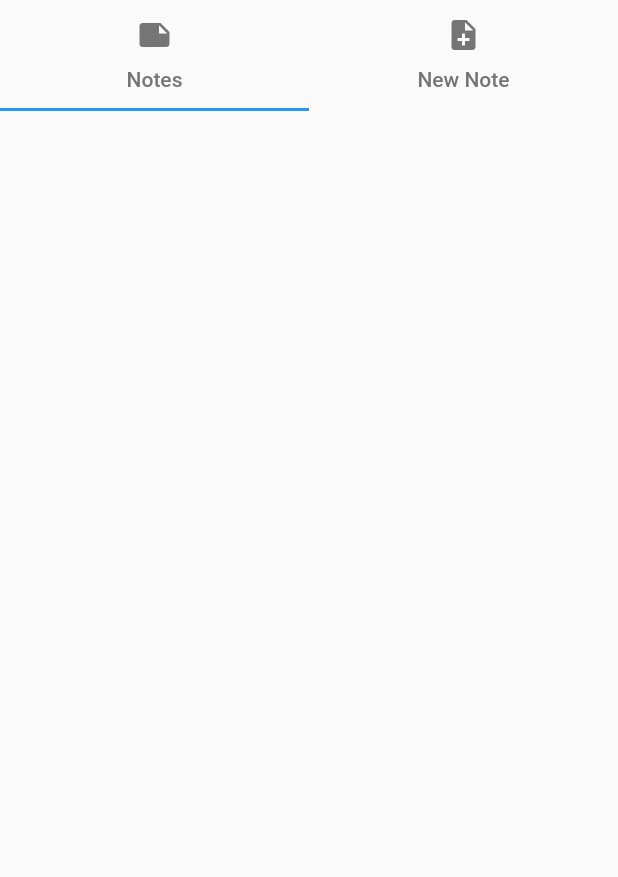
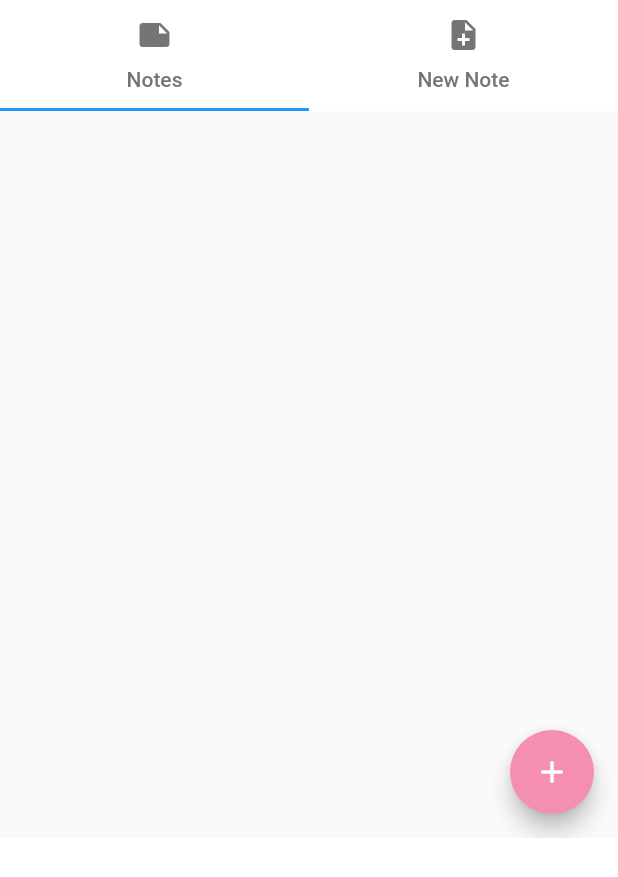
Before and after one commit to Megagonn/Flutter-Notepad, a Flutter app: the Tabbar screen opened directly, on a phone screen of 412 x 824 dp. Shown: the top 877 px of the screen. Run offline on Flutter 3.47's test engine with Material 2 defaults, Android fonts, the phone set to English and light mode, and no system bars.

Commit message:
Changes were made in the interface

```diff
--- a/lib/hero.dart
+++ b/lib/hero.dart
@@ -19,7 +19,7 @@ class _HeroyState extends State<Heroy> {
         // height: MediaQuery.of(context).size.height/2,
         child: Column(children: [
           Image.asset(
-            'images/female-avatar.jfif',
+            'images/this.jpg',
             repeat: ImageRepeat.noRepeat,
             width: MediaQuery.of(context).size.width,
             height: MediaQuery.of(context).size.height / 1.4,
@@ -39,7 +39,9 @@ class _HeroyState extends State<Heroy> {
           ElevatedButton(
             onPressed: () {
               Navigator.push(
-                  context, MaterialPageRoute(builder: (context) => UI()));
+                context,
+                MaterialPageRoute(builder: (context) => UI()),
+              );
             },
             child: Text(
               'Get started',
--- a/lib/main.dart
+++ b/lib/main.dart
@@ -1,4 +1,5 @@
 import 'package:flutter/material.dart';
+import 'package:notepad/colors.dart';
 
 import 'hero.dart';
 import 'ui.dart';
@@ -17,10 +18,11 @@ class MyApp extends StatelessWidget {
       debugShowCheckedModeBanner: false,
       title: 'Note Pad',
       theme: ThemeData(
-        primarySwatch: Colors.blue,
+        // primarySwatch: MaterialColor(pink, pink),
       ),
       home: Scaffold(
         appBar: AppBar(
+          backgroundColor: pink,
           title: Text('NotePad'),
         ),
         body: SafeArea(
--- a/lib/tabbar.dart
+++ b/lib/tabbar.dart
@@ -15,10 +15,18 @@ class Tabbar extends StatefulWidget {
 
 class _TabbarState extends State<Tabbar> with TickerProviderStateMixin {
   late TabController tabController;
+  late int myIndex;
+  // var mYkey = GlobalKey();
   @override
   void initState() {
     super.initState();
-    tabController = TabController(length: 2, vsync: this);
+    myIndex = 0;
+    tabController = TabController(
+      initialIndex: myIndex,
+      length: 2,
+      vsync: this,
+      // initialIndex: myIndex,
+    );
   }
 
   @override
@@ -56,7 +64,21 @@ class _TabbarState extends State<Tabbar> with TickerProviderStateMixin {
           child: TabBarView(
             controller: tabController,
             children: [
-              SingleChildScrollView(
+              Scaffold(
+                floatingActionButton: FloatingActionButton(
+                  key: ValueKey(1),
+                  onPressed: () {
+                    setState(() {
+                      myIndex = 1;
+                      DefaultTabController.of(context)?.animateTo(1);
+                    });
+                  },
+                  backgroundColor: pink,
+                  child: Icon(Icons.add),
+                ),
+                floatingActionButtonLocation:
+                    FloatingActionButtonLocation.endFloat,
+                body: SingleChildScrollView(
                   scrollDirection: Axis.vertical,
                   child: Padding(
                     padding: const EdgeInsets.all(10.0),
@@ -68,7 +90,27 @@ class _TabbarState extends State<Tabbar> with TickerProviderStateMixin {
                     ),
                   ),
                 ),
-              SingleChildScrollView(
+              ),
+              Scaffold(
+                floatingActionButton: FloatingActionButton(
+                  key: ValueKey(2),
+                  onPressed: () {
+                    setState(() {
+                      // if (!note.contains(RegExp(r'[A-Z]'))) {
+                      noteList.add([note, date]);
+                      // print(noteList[0]);
+                      myController.clear();
+                      // }
+
+                      // myNote();
+                    });
+                  },
+                  backgroundColor: pink,
+                  child: Icon(Icons.send_outlined),
+                ),
+                floatingActionButtonLocation:
+                    FloatingActionButtonLocation.endDocked,
+                body: SingleChildScrollView(
                   scrollDirection: Axis.vertical,
                   child: Padding(
                     padding: const EdgeInsets.all(10.0),
@@ -79,29 +121,22 @@ class _TabbarState extends State<Tabbar> with TickerProviderStateMixin {
                         SizedBox(
                           height: MediaQuery.of(context).size.height / 17,
                         ),
-                      TextButton(
-                        onPressed: () {
-                          setState(() {
-                            if (!note.contains(RegExp(r'[A-Z]'))) {
-                              noteList.add([note, date]);
-                              // print(noteList[0]);
-                              myController.clear();
-                            }
+                        // TextButton(
+                        //   onPressed: () {
 
-                            // myNote();
-                          });
-                        },
-                        child: Text(
-                          'ADD',
-                          style: TextStyle(color: Colors.white),
+                        //   },
+                        //   child: Text(
+                        //     'ADD',
+                        //     style: TextStyle(color: Colors.white),
+                        //   ),
+                        //   style: ButtonStyle(
+                        //     animationDuration: Duration(microseconds: 600),
+                        //     backgroundColor:
+                        //         MaterialStateProperty.all(Colors.blue),
+                        //   ),
+                        // )
+                      ],
                     ),
-                        style: ButtonStyle(
-                          animationDuration: Duration(microseconds: 600),
-                          backgroundColor:
-                              MaterialStateProperty.all(Colors.blue),
-                        ),
-                      )
-                    ],
                   ),
                 ),
               ),
--- a/lib/ui.dart
+++ b/lib/ui.dart
@@ -10,7 +10,9 @@ class UI extends StatelessWidget {
   @override
   Widget build(BuildContext context) {
     return Scaffold(
+
       appBar: AppBar(
+        backgroundColor: pink,
         title: Text('NotePad'),
       ),
       body: SafeArea(
```
Also changed, not shown: lib/notesCard.dart (+22 -7 lines), images/this.jpg (added). Lines whose indentation alone changed are shown as unchanged.
